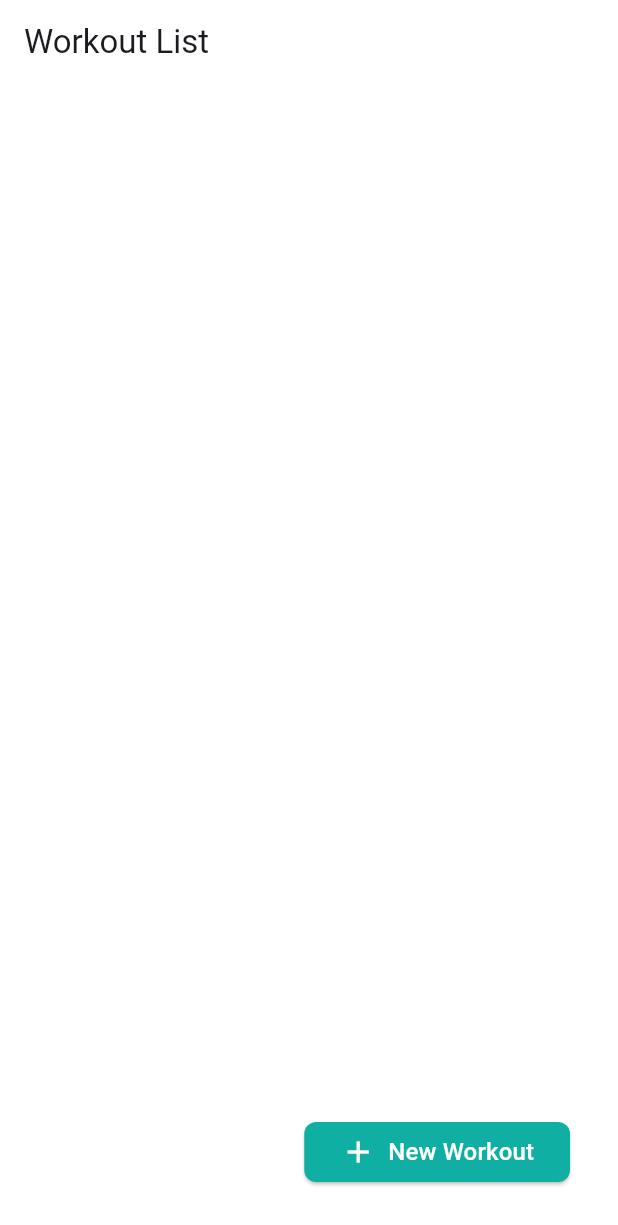
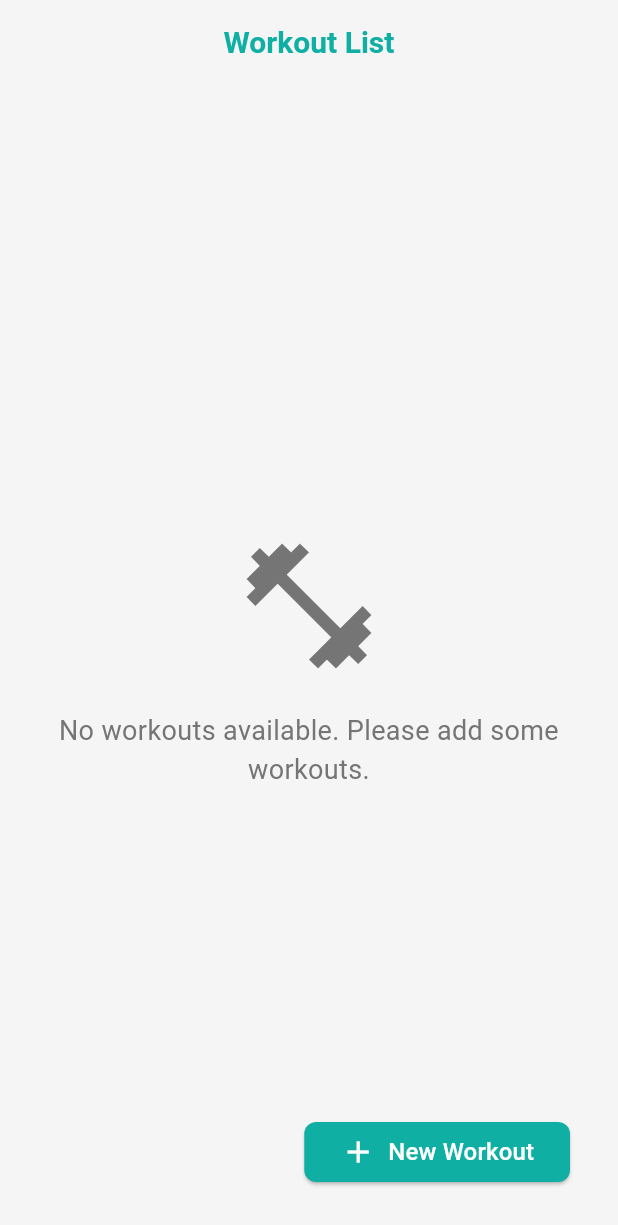
Before and after one commit to fabiocataldodev/gym_tracker_test, a Flutter app: the screen it shows after launch, on a phone screen of 412 x 824 dp. Shown: the top 1225 px of the screen. Run offline on Flutter 3.47's test engine with Material 3 defaults, Android fonts, the phone set to English and light mode, and no system bars; our stand-ins replace get, get_storage.

Commit message:
Add visual feedback for empty workout list
- Added a large fitness icon and a message when no workouts are available.
- Implemented a centered `Column` with the icon and text to improve user experience.
- Enhanced the UI with better visual cues to guide users when the workout list is empty.

```diff
--- a/lib/app_config/app_colors.dart
+++ b/lib/app_config/app_colors.dart
@@ -3,4 +3,5 @@ import 'dart:ui';
 class AppColors {
   static const Color primaryColor = Color(0xFF0FAfA4);
   static const Color secondaryColor = Color(0xFFFFFFFF);
+  static const Color background = Color(0xFFF5F5F5);
 }
--- /dev/null
+++ b/lib/app_config/theme_data.dart
@@ -0,0 +1,17 @@
+import 'package:flutter/material.dart';
+import 'package:gym_tracker_test/app_config/app_colors.dart';
+
+ThemeData buildThemeData() {
+  return ThemeData(
+    appBarTheme: const AppBarTheme(
+      backgroundColor: AppColors.background,
+      centerTitle: true,
+      titleTextStyle: TextStyle(
+        fontSize: 20,
+        fontWeight: FontWeight.bold,
+        color: AppColors.primaryColor,
+      ),
+    ),
+    scaffoldBackgroundColor: AppColors.background,
+  );
+}
--- a/lib/main.dart
+++ b/lib/main.dart
@@ -1,11 +1,18 @@
 import 'package:flutter/material.dart';
 import 'package:get/get.dart';
 import 'package:get_storage/get_storage.dart';
+import 'package:gym_tracker_test/app_config/theme_data.dart';
 import 'package:gym_tracker_test/controller/work_out_controller.dart';
 import 'package:gym_tracker_test/screens/work_out_list_screen.dart';
 
 void main() async {
   await GetStorage.init();
+
+  //ERASE ALL STORAGE CONTENT
+
+  // final storage = GetStorage();
+  // storage.erase();
+
   Get.put(WorkoutController());
   runApp(const MyApp());
 }
@@ -18,6 +25,7 @@ class MyApp extends StatelessWidget {
     return GetMaterialApp(
       debugShowCheckedModeBanner: false,
       title: 'Workout Tracker',
+      theme: buildThemeData(),
       home: WorkoutListScreen(),
     );
   }
--- a/lib/screens/widgets/custom_input_textfield.dart
+++ b/lib/screens/widgets/custom_input_textfield.dart
@@ -4,13 +4,11 @@ import 'package:gym_tracker_test/app_config/styles.dart';
 class CustomInputTextfield extends StatelessWidget {
   final TextEditingController controller;
   final String labelText;
-  final String hintText;
 
   const CustomInputTextfield({
     super.key,
     required this.controller,
     required this.labelText,
-    required this.hintText,
   });
 
   @override
@@ -20,8 +18,7 @@ class CustomInputTextfield extends StatelessWidget {
         padding: const EdgeInsets.all(16.0),
         child: TextField(
           controller: controller,
-          decoration:
-              customInputDecoration(hintText: hintText, labelText: labelText),
+          decoration: customInputDecoration(labelText: labelText),
           keyboardType: TextInputType.number,
         ),
       ),
--- /dev/null
+++ b/lib/screens/widgets/no_list_set.dart
@@ -0,0 +1,27 @@
+import 'package:flutter/material.dart';
+
+class NoListSet extends StatelessWidget {
+  const NoListSet({super.key});
+
+  @override
+  Widget build(BuildContext context) {
+    return Center(
+      child: Column(
+        mainAxisAlignment: MainAxisAlignment.center,
+        children: [
+          Icon(
+            Icons.fitness_center,
+            size: 100,
+            color: Colors.grey[600],
+          ),
+          const SizedBox(height: 20),
+          Text(
+            'No workouts available. Please add some workouts.',
+            style: TextStyle(fontSize: 18, color: Colors.grey[600]),
+            textAlign: TextAlign.center,
+          ),
+        ],
+      ),
+    );
+  }
+}
--- a/lib/screens/widgets/save_workout_button.dart
+++ b/lib/screens/widgets/save_workout_button.dart
@@ -1,7 +1,5 @@
-// ignore_for_file: public_member_api_docs, sort_constructors_first
 import 'package:flutter/material.dart';
 import 'package:get/get.dart';
-
 import 'package:gym_tracker_test/app_config/styles.dart';
 import 'package:gym_tracker_test/controller/work_out_controller.dart';
 import 'package:gym_tracker_test/models/workout_model.dart';
@@ -21,6 +19,14 @@ class SaveWorkoutButton extends GetView<WorkoutController> {
       child: ElevatedButton(
         style: ButtonStyles.primaryButtonStyle(),
         onPressed: () {
+          if (controller.sets.isEmpty) {
+            Get.snackbar(
+              'Empty List',
+              'Please add at least one exercise to the workout before saving.',
+            );
+            return;
+          }
+
           final title = controller.titleController.text.isNotEmpty
               ? controller.titleController.text
               : 'No Title';
@@ -29,11 +35,13 @@ class SaveWorkoutButton extends GetView<WorkoutController> {
             date: DateTime.now(),
             title: title,
           );
+
           if (index != null) {
             controller.updateWorkout(index!, workout);
           } else {
             controller.addWorkout(workout);
           }
+
           Get.back();
         },
         child: const Padding(
```
Also changed, not shown: lib/app_config/styles.dart (+4 -3 lines), lib/screens/widgets/custom_card_list.dart (added, +80 -0 lines), lib/screens/widgets/set_list.dart (+10 -0 lines), lib/screens/work_out_list_screen.dart (+6 -57 lines), lib/screens/work_out_screen.dart (+10 -10 lines), assets/barbellrow.png, assets/shoulderpress.png.
